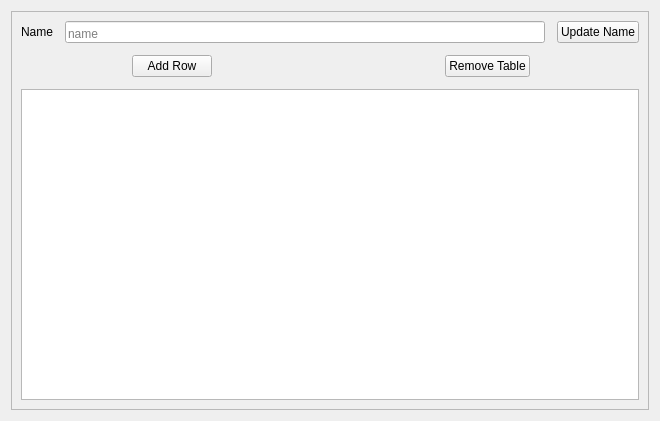
wwmm/viewprofit, file ViewProfit/ui/table_benchmarks.ui: the form before one commit.
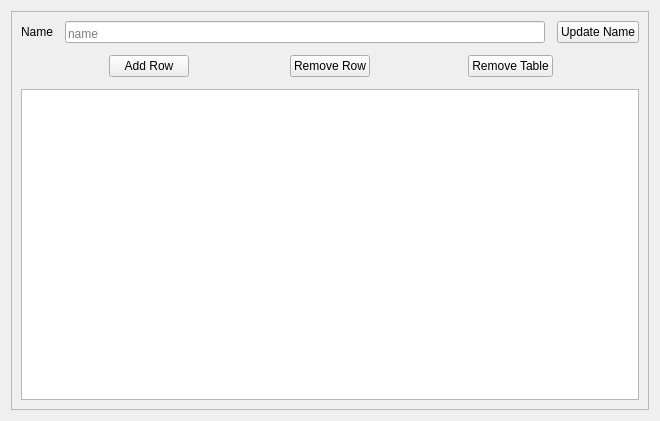
The form after the commit.

```diff
--- a/ViewProfit/ui/table_benchmarks.ui
+++ b/ViewProfit/ui/table_benchmarks.ui
@@ -174,6 +174,19 @@
           </property>
          </widget>
         </item>
+        <item>
+         <widget class="QPushButton" name="button_remove_row">
+          <property name="sizePolicy">
+           <sizepolicy hsizetype="Fixed" vsizetype="Fixed">
+            <horstretch>0</horstretch>
+            <verstretch>0</verstretch>
+           </sizepolicy>
+          </property>
+          <property name="text">
+           <string>Remove Row</string>
+          </property>
+         </widget>
+        </item>
         <item alignment="Qt::AlignHCenter">
          <widget class="QPushButton" name="button_remove_table">
           <property name="sizePolicy">
```
